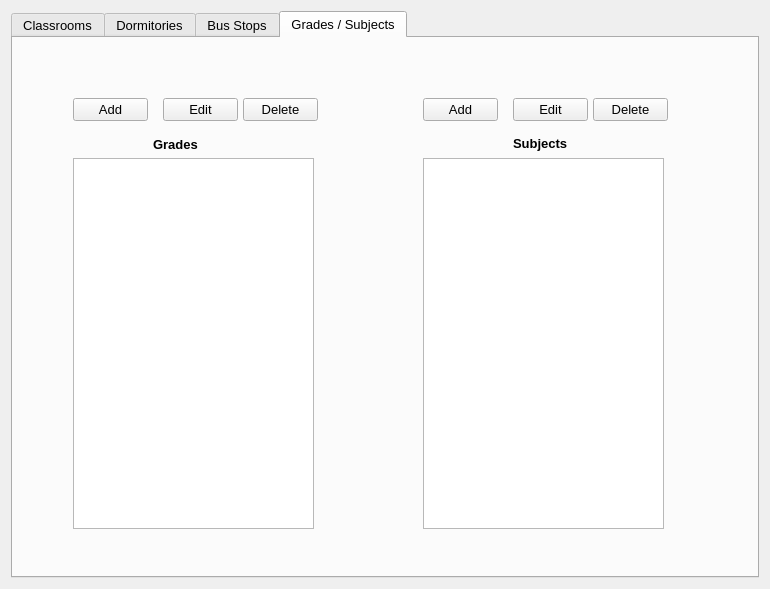
First picture: the form in pageotherform.ui, repository thenewcoder/school-administration-system, before the edit.
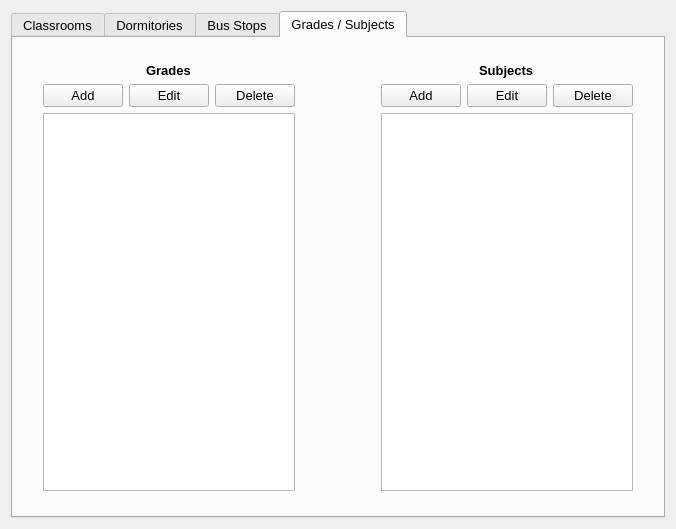
Second picture: the form after the edit. The open tabs and pages were chosen to show the change.

Diff of the .ui file:
```diff
--- a/pageotherform.ui
+++ b/pageotherform.ui
@@ -6,8 +6,8 @@
    <rect>
     <x>0</x>
     <y>0</y>
-    <width>770</width>
-    <height>589</height>
+    <width>639</width>
+    <height>529</height>
    </rect>
   </property>
   <property name="font">
@@ -270,51 +270,38 @@
       <attribute name="title">
        <string>Grades / Subjects</string>
       </attribute>
-      <widget class="QListView" name="lvGrades">
-       <property name="geometry">
-        <rect>
-         <x>60</x>
-         <y>120</y>
-         <width>241</width>
-         <height>371</height>
-        </rect>
+      <layout class="QHBoxLayout" name="horizontalLayout_7">
+       <property name="leftMargin">
+        <number>30</number>
        </property>
-       <property name="font">
-        <font>
-         <pointsize>10</pointsize>
-        </font>
+       <property name="topMargin">
+        <number>25</number>
        </property>
-       <property name="editTriggers">
-        <set>QAbstractItemView::NoEditTriggers</set>
+       <property name="rightMargin">
+        <number>30</number>
        </property>
-      </widget>
-      <widget class="QListView" name="lvSubjects">
-       <property name="geometry">
-        <rect>
-         <x>410</x>
-         <y>120</y>
-         <width>241</width>
-         <height>371</height>
-        </rect>
+       <property name="bottomMargin">
+        <number>25</number>
        </property>
+       <item>
+        <layout class="QVBoxLayout" name="verticalLayout_4">
+         <item alignment="Qt::AlignHCenter">
+          <widget class="QLabel" name="label">
        <property name="font">
         <font>
-         <pointsize>10</pointsize>
-        </font>
-       </property>
-       <property name="editTriggers">
-        <set>QAbstractItemView::NoEditTriggers</set>
-       </property>
-      </widget>
+             <weight>75</weight>
+             <bold>true</bold>
+            </font>
+           </property>
+           <property name="text">
+            <string>Grades</string>
+           </property>
+          </widget>
+         </item>
+         <item>
+          <layout class="QHBoxLayout" name="horizontalLayout_5">
+           <item>
       <widget class="QPushButton" name="btnAddGrade">
-       <property name="geometry">
-        <rect>
-         <x>60</x>
-         <y>60</y>
-         <width>75</width>
-         <height>23</height>
-        </rect>
-       </property>
        <property name="toolTip">
         <string>Add a new Grade</string>
        </property>
@@ -322,15 +309,19 @@
         <string>Add</string>
        </property>
       </widget>
+           </item>
+           <item>
+            <widget class="QPushButton" name="btnEditGrade">
+             <property name="toolTip">
+              <string>Edit a Grade</string>
+             </property>
+             <property name="text">
+              <string>Edit</string>
+             </property>
+            </widget>
+           </item>
+           <item>
       <widget class="QPushButton" name="btnDeleteGrade">
-       <property name="geometry">
-        <rect>
-         <x>230</x>
-         <y>60</y>
-         <width>75</width>
-         <height>23</height>
-        </rect>
-       </property>
        <property name="toolTip">
         <string>Delete a Grade</string>
        </property>
@@ -338,15 +329,61 @@
         <string>Delete</string>
        </property>
       </widget>
+           </item>
+          </layout>
+         </item>
+         <item>
+          <widget class="QListView" name="lvGrades">
+           <property name="font">
+            <font>
+             <pointsize>10</pointsize>
+            </font>
+           </property>
+           <property name="editTriggers">
+            <set>QAbstractItemView::NoEditTriggers</set>
+           </property>
+          </widget>
+         </item>
+        </layout>
+       </item>
+       <item>
+        <spacer name="horizontalSpacer_4">
+         <property name="orientation">
+          <enum>Qt::Horizontal</enum>
+         </property>
+         <property name="sizeType">
+          <enum>QSizePolicy::Fixed</enum>
+         </property>
+         <property name="sizeHint" stdset="0">
+          <size>
+           <width>80</width>
+           <height>20</height>
+          </size>
+         </property>
+        </spacer>
+       </item>
+       <item>
+        <layout class="QVBoxLayout" name="verticalLayout_5">
+         <property name="leftMargin">
+          <number>0</number>
+         </property>
+         <item alignment="Qt::AlignHCenter">
+          <widget class="QLabel" name="label_2">
+           <property name="font">
+            <font>
+             <weight>75</weight>
+             <bold>true</bold>
+            </font>
+           </property>
+           <property name="text">
+            <string>Subjects</string>
+           </property>
+          </widget>
+         </item>
+         <item>
+          <layout class="QHBoxLayout" name="horizontalLayout_6">
+           <item>
       <widget class="QPushButton" name="btnAddSubject">
-       <property name="geometry">
-        <rect>
-         <x>410</x>
-         <y>60</y>
-         <width>75</width>
-         <height>23</height>
-        </rect>
-       </property>
        <property name="toolTip">
         <string>Add a new Subject</string>
        </property>
@@ -354,47 +391,9 @@
         <string>Add</string>
        </property>
       </widget>
-      <widget class="QPushButton" name="btnDeleteSubject">
-       <property name="geometry">
-        <rect>
-         <x>580</x>
-         <y>60</y>
-         <width>75</width>
-         <height>23</height>
-        </rect>
-       </property>
-       <property name="toolTip">
-        <string>Delete a Subject</string>
-       </property>
-       <property name="text">
-        <string>Delete</string>
-       </property>
-      </widget>
-      <widget class="QPushButton" name="btnEditGrade">
-       <property name="geometry">
-        <rect>
-         <x>150</x>
-         <y>60</y>
-         <width>75</width>
-         <height>23</height>
-        </rect>
-       </property>
-       <property name="toolTip">
-        <string>Edit a Grade</string>
-       </property>
-       <property name="text">
-        <string>Edit</string>
-       </property>
-      </widget>
+           </item>
+           <item>
       <widget class="QPushButton" name="btnEditSubject">
-       <property name="geometry">
-        <rect>
-         <x>500</x>
-         <y>60</y>
-         <width>75</width>
-         <height>23</height>
-        </rect>
-       </property>
        <property name="toolTip">
         <string>Edit a Subject</string>
        </property>
@@ -402,44 +401,34 @@
         <string>Edit</string>
        </property>
       </widget>
-      <widget class="QLabel" name="label">
-       <property name="geometry">
-        <rect>
-         <x>140</x>
-         <y>100</y>
-         <width>54</width>
-         <height>12</height>
-        </rect>
-       </property>
-       <property name="font">
-        <font>
-         <weight>75</weight>
-         <bold>true</bold>
-        </font>
-       </property>
+           </item>
+           <item>
+            <widget class="QPushButton" name="btnDeleteSubject">
+             <property name="toolTip">
+              <string>Delete a Subject</string>
+             </property>
        <property name="text">
-        <string>Grades</string>
-       </property>
-      </widget>
-      <widget class="QLabel" name="label_2">
-       <property name="geometry">
-        <rect>
-         <x>500</x>
-         <y>97</y>
-         <width>71</width>
-         <height>16</height>
-        </rect>
-       </property>
+              <string>Delete</string>
+             </property>
+            </widget>
+           </item>
+          </layout>
+         </item>
+         <item>
+          <widget class="QListView" name="lvSubjects">
        <property name="font">
         <font>
-         <weight>75</weight>
-         <bold>true</bold>
-        </font>
-       </property>
-       <property name="text">
-        <string>Subjects</string>
-       </property>
-      </widget>
+             <pointsize>10</pointsize>
+            </font>
+           </property>
+           <property name="editTriggers">
+            <set>QAbstractItemView::NoEditTriggers</set>
+           </property>
+          </widget>
+         </item>
+        </layout>
+       </item>
+      </layout>
      </widget>
     </widget>
    </item>
```
Left out of the diff: 296 changed lines with no effect on the pictures. Lines whose indentation alone changed are shown as unchanged.
